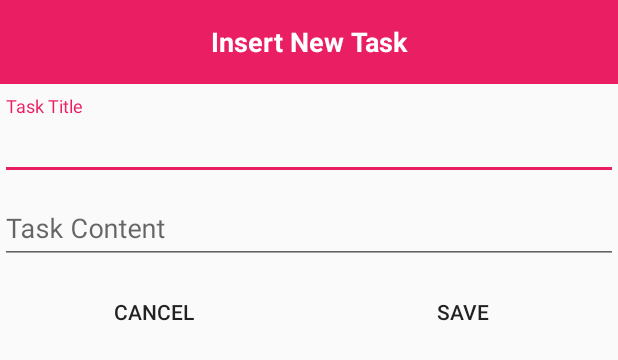
After one commit to yoesuv/android-room-example, an Android app: the layout popup_insert_task.xml on its own in the app's theme, with its tools: preview values and no code run, on a phone screen of 412 x 824 dp. The commit adds this screen. Shown: the top 360 px of the screen. Run offline under Robolectric (Android 15) with nearby library versions, the phone set to English and light mode, and no system bars.

Commit message:
:art:UI popup insert new task

```diff
--- a/app/src/main/java/com/yoesuv/androidroom/menu/task/views/MainActivity.kt
+++ b/app/src/main/java/com/yoesuv/androidroom/menu/task/views/MainActivity.kt
@@ -29,7 +29,7 @@ class MainActivity : AppCompatActivity() {
         setupBinding()
         setupToolbar()
 
-        viewModel.insertTask()
+        //viewModel.insertTask()
         viewModel.showAllTask()
 
         setupRecycler()
--- /dev/null
+++ b/app/src/main/res/drawable/ic_add_white.xml
@@ -0,0 +1,5 @@
+<vector android:height="24dp" android:tint="#FFFFFF"
+    android:viewportHeight="24.0" android:viewportWidth="24.0"
+    android:width="24dp" xmlns:android="http://schemas.android.com/apk/res/android">
+    <path android:fillColor="#FF000000" android:pathData="M19,13h-6v6h-2v-6H5v-2h6V5h2v6h6v2z"/>
+</vector>
--- /dev/null
+++ b/app/src/main/res/layout/popup_insert_task.xml
@@ -0,0 +1,84 @@
+<?xml version="1.0" encoding="utf-8"?>
+<layout xmlns:android="http://schemas.android.com/apk/res/android">
+
+    <data>
+        <variable
+            name="popUpInsertTask"
+            type="com.yoesuv.androidroom.menu.task.viewmodels.PopupInsertTaskViewModel"/>
+    </data>
+
+    <ScrollView
+        android:layout_width="match_parent"
+        android:layout_height="wrap_content">
+
+        <LinearLayout
+            android:orientation="vertical"
+            android:layout_width="match_parent"
+            android:layout_height="wrap_content">
+
+            <TextView
+                android:background="@color/pink_500"
+                android:layout_width="match_parent"
+                android:layout_height="?attr/actionBarSize"
+                android:gravity="center"
+                android:text="@string/insert_new_task"
+                android:textStyle="bold"
+                android:textSize="18sp"
+                android:textColor="@android:color/white"/>
+
+            <android.support.design.widget.TextInputLayout
+                android:layout_width="match_parent"
+                android:layout_height="wrap_content"
+                android:layout_marginTop="@dimen/item_task_margin">
+
+                <android.support.v7.widget.AppCompatEditText
+                    android:id="@+id/editTextTaskTitle"
+                    android:layout_width="match_parent"
+                    android:layout_height="wrap_content"
+                    android:hint="@string/hint_task_title"/>
+
+            </android.support.design.widget.TextInputLayout>
+
+            <android.support.design.widget.TextInputLayout
+                android:layout_width="match_parent"
+                android:layout_height="wrap_content"
+                android:layout_marginBottom="@dimen/item_task_margin">
+
+                <android.support.v7.widget.AppCompatEditText
+                    android:id="@+id/editTextTaskContent"
+                    android:layout_width="match_parent"
+                    android:layout_height="wrap_content"
+                    android:hint="@string/hint_task_content"/>
+
+            </android.support.design.widget.TextInputLayout>
+
+            <LinearLayout
+                android:orientation="horizontal"
+                android:layout_width="match_parent"
+                android:layout_height="wrap_content">
+
+                <android.support.v7.widget.AppCompatButton
+                    android:id="@+id/buttonNewTaskCancel"
+                    android:layout_width="0dp"
+                    android:layout_height="wrap_content"
+                    android:layout_weight="1"
+                    android:text="@string/button_new_task_cancel"
+                    android:onClick="@{popUpInsertTask::clickCancel}"
+                    style="?attr/borderlessButtonStyle"/>
+
+                <android.support.v7.widget.AppCompatButton
+                    android:id="@+id/buttonNewTaskSave"
+                    android:layout_width="0dp"
+                    android:layout_height="wrap_content"
+                    android:layout_weight="1"
+                    android:text="@string/button_new_task_save"
+                    android:onClick="@{popUpInsertTask::clickSave}"
+                    style="?attr/borderlessButtonStyle"/>
+
+            </LinearLayout>
+
+        </LinearLayout>
+
+    </ScrollView>
+
+</layout>
--- a/app/src/main/res/values/dimens.xml
+++ b/app/src/main/res/values/dimens.xml
@@ -1,4 +1,5 @@
 <?xml version="1.0" encoding="utf-8"?>
 <resources>
     <dimen name="item_task_margin">8dp</dimen>
+    <dimen name="fab_margin">16dp</dimen>
 </resources>
--- a/app/src/main/res/values/strings.xml
+++ b/app/src/main/res/values/strings.xml
@@ -1,3 +1,10 @@
 <resources>
     <string name="app_name">Android Room</string>
+
+    <string name="insert_new_task">Insert New Task</string>
+    <string name="hint_task_title">Task Title</string>
+    <string name="hint_task_content">Task Content</string>
+    <string name="button_new_task_save">SAVE</string>
+    <string name="button_new_task_cancel">CANCEL</string>
+
 </resources>
--- a/app/src/main/res/values/styles.xml
+++ b/app/src/main/res/values/styles.xml
@@ -5,11 +5,15 @@
         <!-- Customize your theme here. -->
         <item name="colorPrimary">@color/pink_500</item>
         <item name="colorPrimaryDark">@color/pink_700</item>
-        <item name="colorAccent">@color/indigo_500</item>
+        <item name="colorAccent">@color/pink_500</item>
     </style>
 
     <style name="ToolbarTheme" parent="ThemeOverlay.AppCompat.Dark.ActionBar">
 
     </style>
 
+    <style name="FabStyle" parent="Theme.AppCompat.Light">
+        <item name="colorAccent">@color/pink_500</item>
+    </style>
+
 </resources>
```
Also changed, not shown: app/src/main/java/com/yoesuv/androidroom/menu/task/viewmodels/MainViewModel.kt (+25 -1 lines), app/src/main/java/com/yoesuv/androidroom/menu/task/viewmodels/PopupInsertTaskViewModel.kt (added, +18 -0 lines), app/src/main/java/com/yoesuv/androidroom/utils/Utility.kt (added, +17 -0 lines), app/src/main/res/layout/activity_main.xml (+8 -1 lines).
